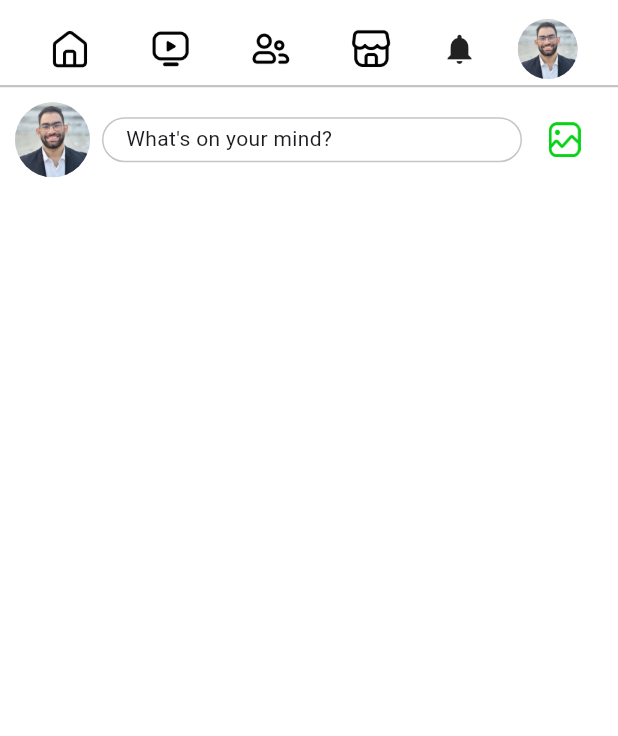
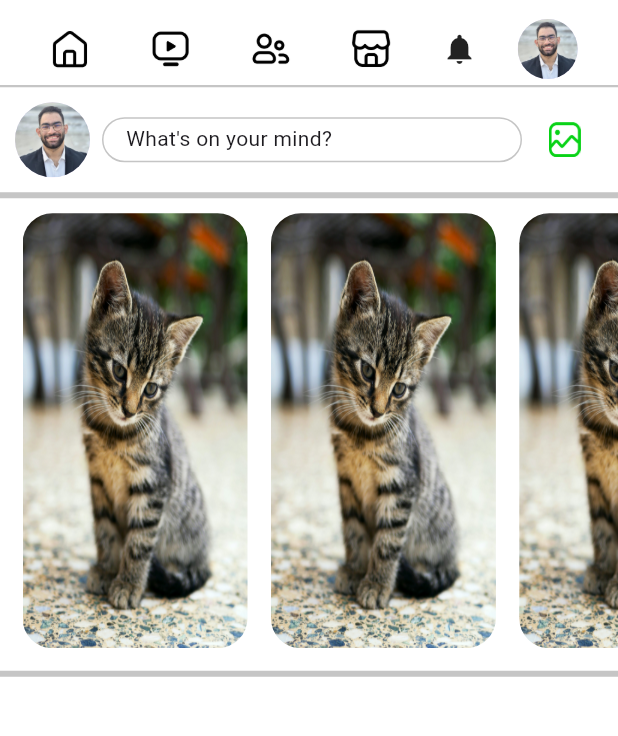
Before and after one commit to Phly101/Facebook-mockup, a Flutter app: the screen it shows after launch, on a phone screen of 412 x 824 dp, the part 65-801 px from its top. Run offline on Flutter 3.47's test engine with Material 3 defaults, Android fonts, the light colour scheme and no system bars.

Commit message:
added the scrollable story design

```diff
--- a/lib/main.dart
+++ b/lib/main.dart
@@ -1,5 +1,6 @@
 
 import 'package:flutter/material.dart';
+import 'package:flutter/services.dart';
 import 'package:practice_project/screen.dart';
 
 void main() {
@@ -12,6 +13,7 @@ class MyApp extends StatelessWidget {
   // This widget is the root of your application.
   @override
   Widget build(BuildContext context) {
+    SystemChrome.setEnabledSystemUIMode(SystemUiMode.immersiveSticky);
     return FacebookScreen();
   }
 }
--- a/lib/screen.dart
+++ b/lib/screen.dart
@@ -1,4 +1,5 @@
 import 'package:flutter/material.dart';
+import 'package:practice_project/stories_widgets.dart';
 
 class FacebookScreen extends StatelessWidget {
   const FacebookScreen({super.key});
@@ -7,24 +8,27 @@ class FacebookScreen extends StatelessWidget {
   Widget build(BuildContext context) {
     return MaterialApp(
       debugShowCheckedModeBanner: false,
-      home: Scaffold(appBar: customAppbar(),
+      home: Scaffold(
+        appBar: customAppbar(),
+
         backgroundColor: Colors.white,
-      body: Column(
-
+        body: ListView(
           children: [
             Row(
               mainAxisAlignment: MainAxisAlignment.spaceEvenly,
               children: [
-              Image.asset("assets/icons/homeIcon.png",scale: 2.5,),
-              Image.asset("assets/icons/shortsIcon.png",scale: 2.5,),
-              Image.asset("assets/icons/friendsIcon.png",scale: 2.5,),
-              Image.asset("assets/icons/storeIcon.png",scale: 2.5,),
+                Image.asset("assets/icons/homeIcon.png", scale: 2.5),
+                Image.asset("assets/icons/shortsIcon.png", scale: 2.5),
+                Image.asset("assets/icons/friendsIcon.png", scale: 2.5),
+                Image.asset("assets/icons/storeIcon.png", scale: 2.5),
                 Icon(Icons.notifications),
                 CircleAvatar(
                   backgroundImage: AssetImage("assets/icons/profileIcon.jpg"),
                 ),
               ],
             ),
+            Column(
+              children: [
                 Padding(
                   padding: const EdgeInsets.only(top: 4),
                   child: Container(
@@ -38,7 +42,9 @@ class FacebookScreen extends StatelessWidget {
                     children: [
                       CircleAvatar(
                         radius: 25,
-                  backgroundImage: AssetImage("assets/icons/profileIcon.jpg"),
+                        backgroundImage: AssetImage(
+                          "assets/icons/profileIcon.jpg",
+                        ),
                       ),
                       Padding(
                         padding: const EdgeInsets.all(8.0),
@@ -47,36 +53,63 @@ class FacebookScreen extends StatelessWidget {
                           height: 30,
                           decoration: BoxDecoration(
                             borderRadius: BorderRadius.circular(25),
-                      border: Border.all(color: Colors.grey.withValues(alpha: 0.6))
+                            border: Border.all(
+                              color: Colors.grey.withValues(alpha: 0.6),
+                            ),
                           ),
                           child: Padding(
-                      padding: const EdgeInsets.only(top: 3.0, left: 15.0),
+                            padding: const EdgeInsets.only(
+                              top: 3.0,
+                              left: 15.0,
+                            ),
                             child: Text("What's on your mind?"),
                           ),
                         ),
                       ),
                       Padding(
                         padding: const EdgeInsets.all(10.0),
-                  child: Image.asset("assets/icons/imageIcon.png",scale: 3,),
+                        child: Image.asset(
+                          "assets/icons/imageIcon.png",
+                          scale: 3,
+                        ),
                       ),
                     ],
                   ),
-          )
+                ),
+                Container(height: 4, color: Colors.grey.withValues(alpha: 0.6)),
+                SizedBox(
+                  height: 300,
+                  child: ListView.separated(
+                    itemCount: 10,
+                    scrollDirection: Axis.horizontal,
+                    separatorBuilder: (context, index) {
+                      return Divider(
 
+                        thickness: 1,
+                        indent: 0.3,
+                        endIndent: 0.3,
+                      );
+                    },
 
-
+                    itemBuilder: (context, index) {
+                      return StoriesWidgets();
+                    },
+                  ),
+                ),
+                SizedBox(
+                  height: 15,
+                ),
+                Container(height: 4, color: Colors.grey.withValues(alpha: 0.6)),
               ],
             ),
-
-
+          ],
         ),
-
+      ),
     );
   }
 }
 
 AppBar customAppbar() {
-  //Todo: the app bar shape and UI
   AppBar appBar = AppBar(
     backgroundColor: Colors.white,
     title: Text(
@@ -99,7 +132,7 @@ AppBar customAppbar() {
 
       Padding(
         padding: const EdgeInsets.all(8.0),
-        child: Image.asset("assets/icons/messengerIcon.png", ),
+        child: Image.asset("assets/icons/messengerIcon.png"),
       ),
     ],
   );
--- /dev/null
+++ b/lib/stories_widgets.dart
@@ -0,0 +1,24 @@
+import 'package:flutter/material.dart';
+
+class StoriesWidgets extends StatelessWidget {
+  const StoriesWidgets({super.key});
+
+  @override
+  Widget build(BuildContext context) {
+    return Padding(
+      padding: const EdgeInsets.only(left: 15.0,top: 10.0 ),
+      child: Container(
+        height: 500,
+        width: 150,
+        decoration: BoxDecoration(
+          borderRadius: BorderRadius.circular(20),
+
+        ),
+        child: ClipRRect(
+          borderRadius: BorderRadius.circular(20),
+          child: Image.asset("assets/icons/catPhoto.jpeg", fit: BoxFit.fill),
+        ),
+      ),
+    );
+  }
+}
```
Also changed, not shown: assets/icons/catPhoto.jpeg (added). Lines whose indentation alone changed are shown as unchanged.
